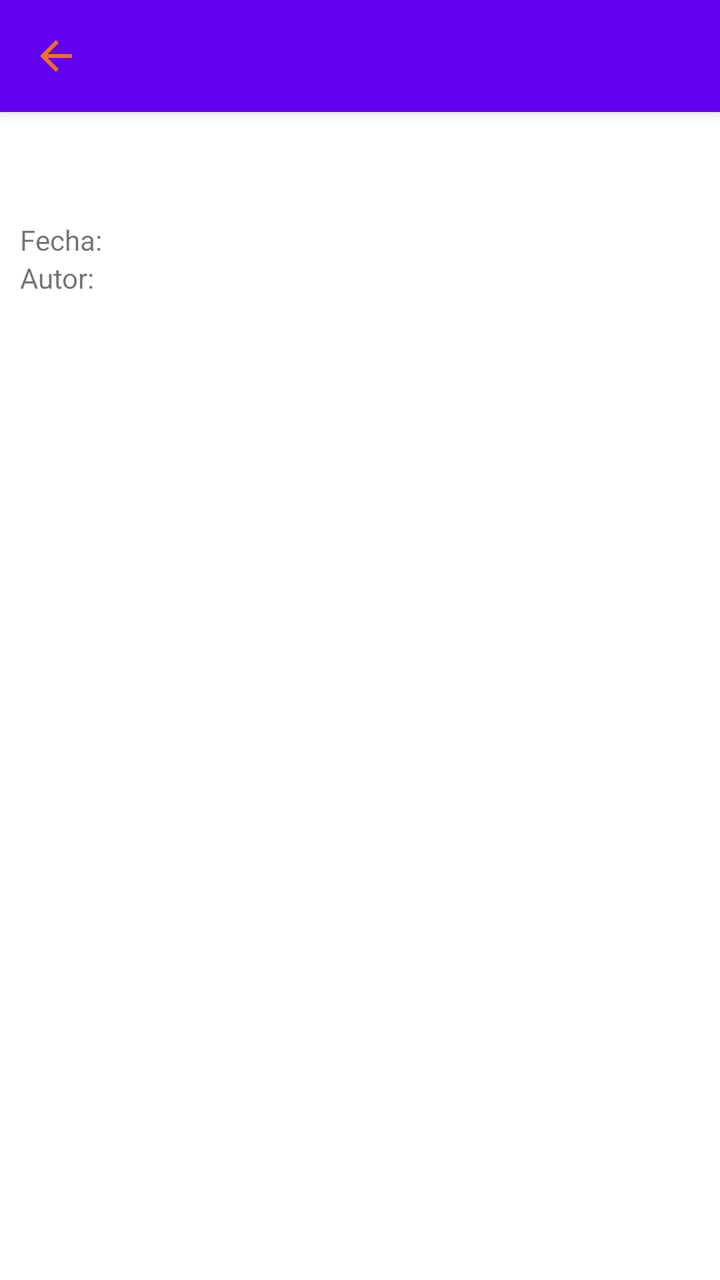
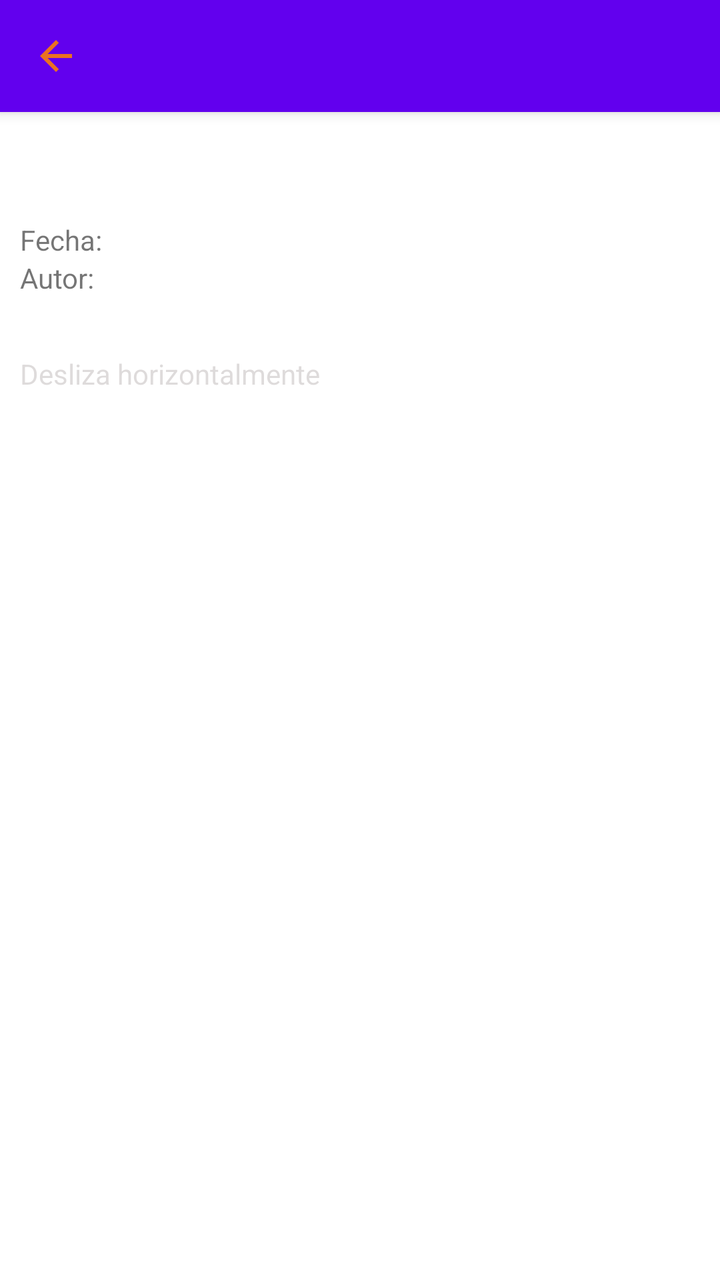

Screens rendered from an Android XML layout before and after an edit, with the pre-edit source and the edit as a unified diff.
<!-- AndroidManifest.xml: fallback theme Theme.MaterialComponents.DayNight.NoActionBar -->
<!-- res/layout/fragment_post.xml -->
<?xml version="1.0" encoding="utf-8"?>
<androidx.constraintlayout.widget.ConstraintLayout xmlns:android="http://schemas.android.com/apk/res/android"
    xmlns:app="http://schemas.android.com/apk/res-auto"
    xmlns:tools="http://schemas.android.com/tools"
    android:layout_width="match_parent"
    android:layout_height="match_parent"
    tools:context=".view.PostFragment">

    <androidx.appcompat.widget.Toolbar
        android:id="@+id/toolbar"
        android:layout_width="match_parent"
        android:layout_height="?attr/actionBarSize"
        android:background="?attr/colorPrimary"
        android:contentInsetStart="0dp"
        android:contentInsetLeft="0dp"
        android:contentInsetEnd="0dp"
        android:contentInsetRight="0dp"
        android:elevation="4dp"
        android:popupTheme="@style/ThemeOverlay.AppCompat.Light"
        android:theme="@style/ThemeOverlay.AppCompat.ActionBar"
        app:layout_constraintEnd_toEndOf="parent"
        app:layout_constraintStart_toStartOf="parent"
        app:layout_constraintTop_toTopOf="parent">

        <ImageButton
            android:id="@+id/btn_back"
            android:layout_width="wrap_content"
            android:layout_height="wrap_content"
            android:layout_gravity="start"
            android:background="?attr/selectableItemBackgroundBorderless"
            android:src="@drawable/ic_back" />
    </androidx.appcompat.widget.Toolbar>

    <ScrollView
        android:id="@+id/scrollView2"
        android:layout_width="match_parent"
        android:layout_height="0dp"
        android:paddingHorizontal="10dp"
        app:layout_constraintBottom_toBottomOf="parent"
        app:layout_constraintEnd_toEndOf="parent"
        app:layout_constraintStart_toStartOf="parent"
        app:layout_constraintTop_toBottomOf="@+id/toolbar">

        <LinearLayout
            android:layout_width="match_parent"
            android:layout_height="wrap_content"
            android:orientation="vertical">

            <RelativeLayout
                android:layout_width="match_parent"
                android:layout_height="wrap_content"
                android:layout_marginTop="15dp"
                android:layout_marginBottom="10dp"
                android:orientation="vertical">

                <TextView
                    android:id="@+id/viewPostTitle"
                    android:layout_width="match_parent"
                    android:layout_height="wrap_content"
                    android:textAlignment="viewStart"
                    android:textAllCaps="true"
                    android:textColor="@color/naranja_enfasis"
                    android:textSize="22sp"
                    android:textStyle="bold" />
            </RelativeLayout>

            <LinearLayout
                android:layout_width="match_parent"
                android:layout_height="wrap_content"
                android:orientation="horizontal">

                <TextView
                    android:layout_width="wrap_content"
                    android:layout_height="wrap_content"
                    android:text="Fecha: " />

                <TextView
                    android:id="@+id/viewPostDate"
                    android:layout_width="wrap_content"
                    android:layout_height="wrap_content"/>
            </LinearLayout>

            <LinearLayout
                android:layout_width="match_parent"
                android:layout_height="wrap_content"
                android:orientation="horizontal">

                <TextView
                    android:layout_width="wrap_content"
                    android:layout_height="wrap_content"
                    android:text="Autor: " />

                <TextView
                    android:id="@+id/viewPostAutor"
                    android:layout_width="wrap_content"
                    android:layout_height="wrap_content" />
            </LinearLayout>

            <androidx.cardview.widget.CardView
                android:layout_width="match_parent"
                android:layout_height="wrap_content"
                android:layout_marginVertical="5dp"
                android:layout_marginStart="5dp"
                android:layout_marginEnd="80dp"
                android:paddingHorizontal="5dp"
                app:cardCornerRadius="8dp">

                <androidx.recyclerview.widget.RecyclerView
                    android:id="@+id/viewPostImages"
                    android:layout_width="match_parent"
                    android:layout_height="wrap_content"
                    android:background="@color/transparente"
                    android:backgroundTint="@color/transparente" />
            </androidx.cardview.widget.CardView>

            <TextView
                android:id="@+id/viewPostContent"
                android:layout_width="match_parent"
                android:layout_height="wrap_content"
                android:autoLink="web"
                android:layout_marginVertical="5dp"
                android:textStyle="bold" />

        </LinearLayout>
    </ScrollView>
</androidx.constraintlayout.widget.ConstraintLayout>
<!-- resources referenced by this layout -->
<resources>
  <color name="naranja_enfasis">#FF8200</color>
  <color name="transparente">#00FFFFFF</color>
  <!-- drawable ic_back (drawable) -->
  <vector xmlns:android="http://schemas.android.com/apk/res/android"
      android:width="24dp"
      android:height="24dp"
      android:alpha="0.87"
      android:autoMirrored="true"
      android:tint="@color/naranja_enfasis"
      android:viewportWidth="24"
      android:viewportHeight="24">
  
      <path
          android:fillColor="@android:color/white"
          android:pathData="M20,11H7.83l5.59,-5.59L12,4l-8,8 8,8 1.41,-1.41L7.83,13H20v-2z" />
  
  </vector>
</resources>

<!-- the commit's change to res/layout/fragment_post.xml (unified diff, before → after) -->
@@ -4,6 +4,7 @@
     xmlns:tools="http://schemas.android.com/tools"
     android:layout_width="match_parent"
     android:layout_height="match_parent"
+    android:fitsSystemWindows="true"
     tools:context=".view.PostFragment">
 
     <androidx.appcompat.widget.Toolbar
@@ -60,6 +61,7 @@
                     android:textAlignment="viewStart"
                     android:textAllCaps="true"
                     android:textColor="@color/naranja_enfasis"
+                    android:textIsSelectable="true"
                     android:textSize="22sp"
                     android:textStyle="bold" />
             </RelativeLayout>
@@ -77,7 +79,8 @@
                 <TextView
                     android:id="@+id/viewPostDate"
                     android:layout_width="wrap_content"
-                    android:layout_height="wrap_content"/>
+                    android:layout_height="wrap_content"
+                    android:textIsSelectable="true" />
             </LinearLayout>
 
             <LinearLayout
@@ -93,33 +96,34 @@
                 <TextView
                     android:id="@+id/viewPostAutor"
                     android:layout_width="wrap_content"
-                    android:layout_height="wrap_content" />
+                    android:layout_height="wrap_content"
+                    android:textIsSelectable="true" />
             </LinearLayout>
-
-            <androidx.cardview.widget.CardView
-                android:layout_width="match_parent"
-                android:layout_height="wrap_content"
-                android:layout_marginVertical="5dp"
-                android:layout_marginStart="5dp"
-                android:layout_marginEnd="80dp"
-                android:paddingHorizontal="5dp"
-                app:cardCornerRadius="8dp">
-
-                <androidx.recyclerview.widget.RecyclerView
-                    android:id="@+id/viewPostImages"
-                    android:layout_width="match_parent"
-                    android:layout_height="wrap_content"
-                    android:background="@color/transparente"
-                    android:backgroundTint="@color/transparente" />
-            </androidx.cardview.widget.CardView>
 
             <TextView
                 android:id="@+id/viewPostContent"
                 android:layout_width="match_parent"
                 android:layout_height="wrap_content"
+                android:layout_marginVertical="5dp"
                 android:autoLink="web"
+                android:textIsSelectable="true"
+                android:textStyle="bold" />
+
+            <TextView
+                android:layout_width="match_parent"
+                android:layout_height="wrap_content"
+                android:id="@+id/tvDeslize"
+                android:text="@string/desliza_horizontalmente"
+                android:textColor="@color/gris_transparent" />
+
+            <androidx.recyclerview.widget.RecyclerView
+                android:id="@+id/viewPostImages"
+                android:layout_width="match_parent"
+                android:layout_height="wrap_content"
                 android:layout_marginVertical="5dp"
-                android:textStyle="bold" />
+                android:background="@color/transparente"
+                android:backgroundTint="@color/transparente"
+                android:padding="5dp" />
 
         </LinearLayout>
     </ScrollView>
<!-- resource entries referenced after the edit -->
@@ -1,5 +1,6 @@
 <!-- resources referenced by this layout -->
 <resources>
+  <color name="gris_transparent">#48897F7F</color>
   <color name="naranja_enfasis">#FF8200</color>
   <color name="transparente">#00FFFFFF</color>
   <!-- drawable ic_back (drawable) -->
@@ -17,5 +18,6 @@
           android:pathData="M20,11H7.83l5.59,-5.59L12,4l-8,8 8,8 1.41,-1.41L7.83,13H20v-2z" />
   
   </vector>
+  <string name="desliza_horizontalmente">Desliza horizontalmente</string>
 </resources>
 
